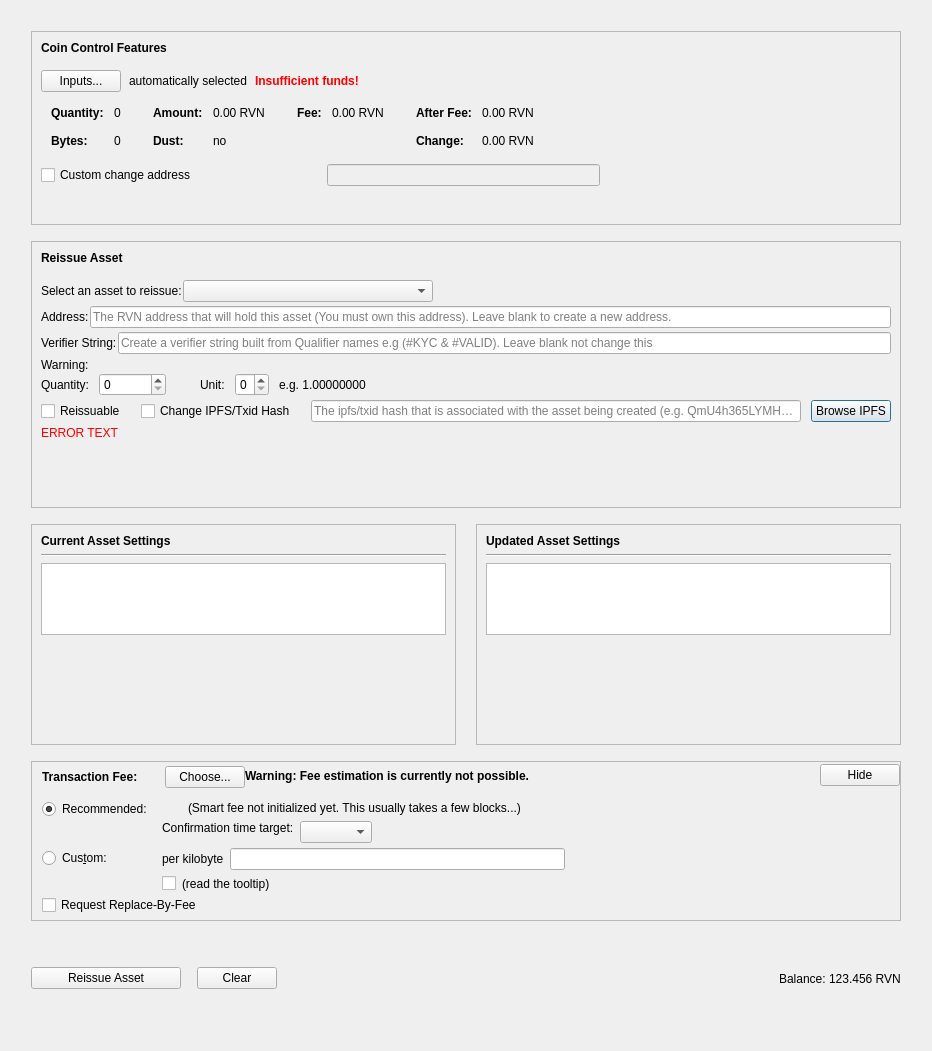
Before: the Qt Designer form src/qt/forms/reissueassetdialog.ui in RavenProject/Ravencoin, drawn with Qt 5.
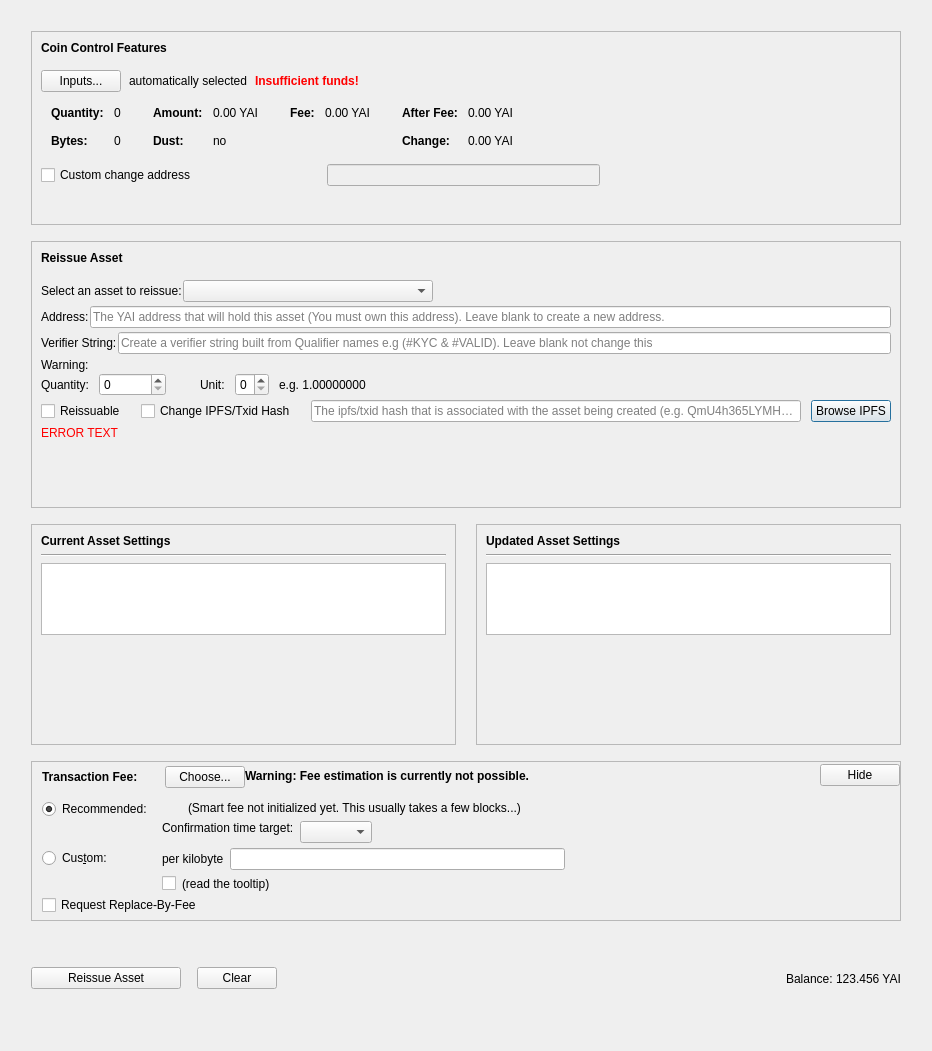
After: the same form once the commit is applied. Custom widgets are drawn as their Qt base class.

Patch:
```diff
--- a/src/qt/forms/reissueassetdialog.ui
+++ b/src/qt/forms/reissueassetdialog.ui
@@ -338,7 +338,7 @@
                     <enum>Qt::ActionsContextMenu</enum>
                    </property>
                    <property name="text">
-                    <string notr="true">0.00 RVN</string>
+                    <string notr="true">0.00 YAI</string>
                    </property>
                    <property name="textInteractionFlags">
                     <set>Qt::LinksAccessibleByMouse|Qt::TextSelectableByKeyboard|Qt::TextSelectableByMouse</set>
@@ -418,7 +418,7 @@
                     <enum>Qt::ActionsContextMenu</enum>
                    </property>
                    <property name="text">
-                    <string notr="true">0.00 RVN</string>
+                    <string notr="true">0.00 YAI</string>
                    </property>
                    <property name="textInteractionFlags">
                     <set>Qt::LinksAccessibleByMouse|Qt::TextSelectableByKeyboard|Qt::TextSelectableByMouse</set>
@@ -469,7 +469,7 @@
                     <enum>Qt::ActionsContextMenu</enum>
                    </property>
                    <property name="text">
-                    <string notr="true">0.00 RVN</string>
+                    <string notr="true">0.00 YAI</string>
                    </property>
                    <property name="textInteractionFlags">
                     <set>Qt::LinksAccessibleByMouse|Qt::TextSelectableByKeyboard|Qt::TextSelectableByMouse</set>
@@ -498,7 +498,7 @@
                     <enum>Qt::ActionsContextMenu</enum>
                    </property>
                    <property name="text">
-                    <string notr="true">0.00 RVN</string>
+                    <string notr="true">0.00 YAI</string>
                    </property>
                    <property name="textInteractionFlags">
                     <set>Qt::LinksAccessibleByMouse|Qt::TextSelectableByKeyboard|Qt::TextSelectableByMouse</set>
@@ -750,7 +750,7 @@
                <string/>
               </property>
               <property name="placeholderText">
-               <string>The RVN address that will hold this asset (You must own this address). Leave blank to create a new address.</string>
+               <string>The YAI address that will hold this asset (You must own this address). Leave blank to create a new address.</string>
               </property>
              </widget>
             </item>
@@ -1714,7 +1714,7 @@
          <item>
           <widget class="QLabel" name="labelBalance">
            <property name="text">
-            <string>123.456 RVN</string>
+            <string>123.456 YAI</string>
            </property>
           </widget>
          </item>
```
